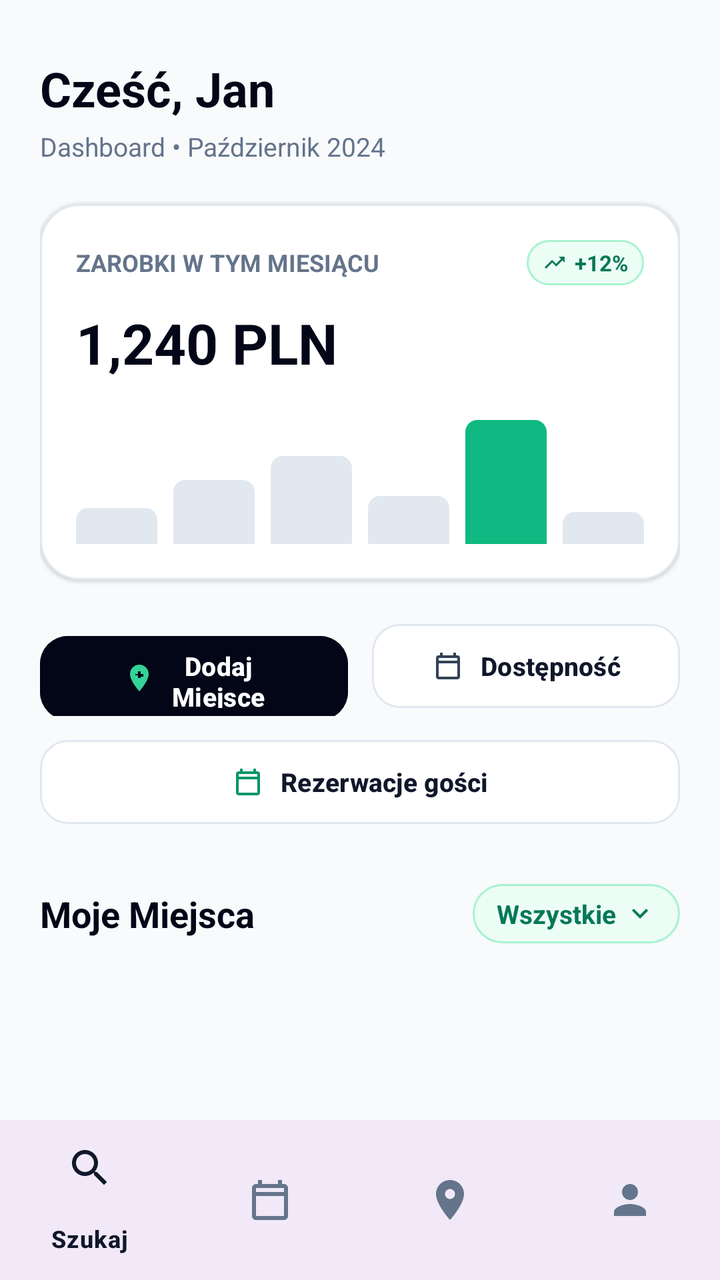
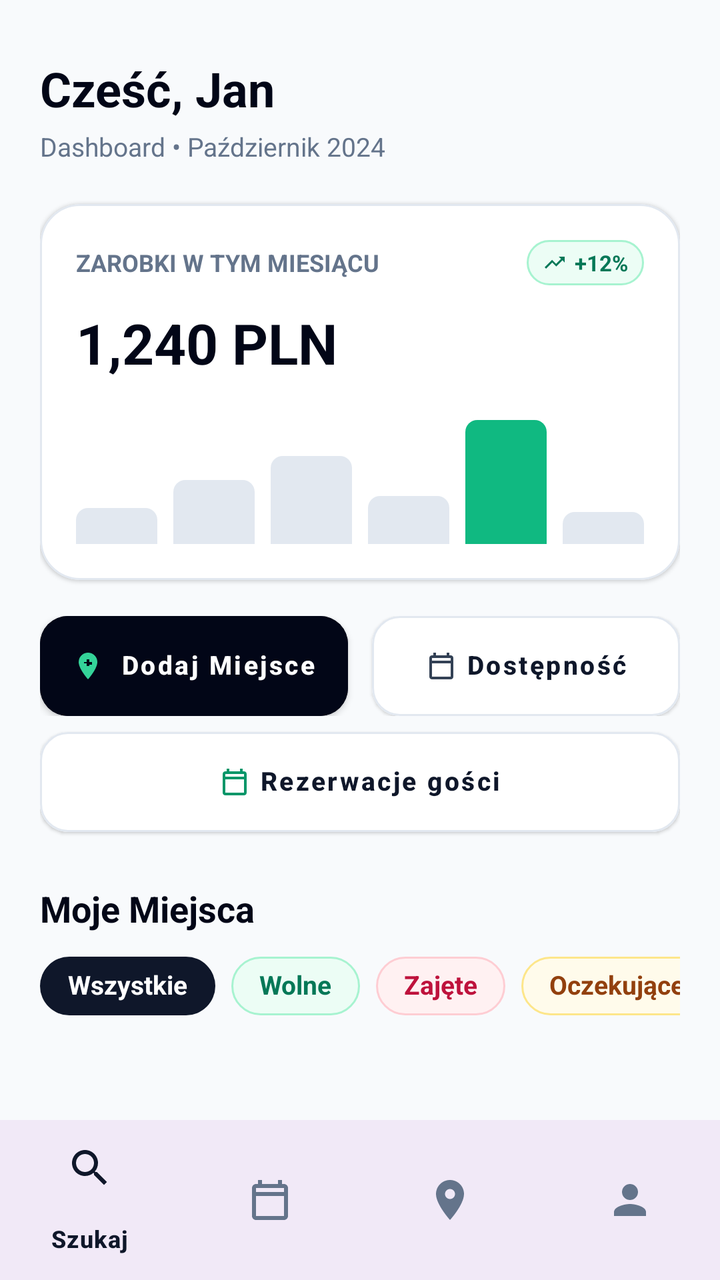

Compare the two renders of this Android layout. The source of the first and the diff that turns it into the second are given below.
<!-- AndroidManifest.xml: application theme Theme.Project -->
<!-- res/layout/activity_places.xml -->
<?xml version="1.0" encoding="utf-8"?>
<androidx.constraintlayout.widget.ConstraintLayout xmlns:android="http://schemas.android.com/apk/res/android"
    xmlns:app="http://schemas.android.com/apk/res-auto"
    xmlns:tools="http://schemas.android.com/tools"
    android:id="@+id/main"
    android:layout_width="match_parent"
    android:layout_height="match_parent"
    android:background="@color/brand_slate_50"
    tools:context=".ui.PlacesActivity">

    <ScrollView
        android:layout_width="0dp"
        android:layout_height="0dp"
        android:fillViewport="true"
        android:overScrollMode="never"
        app:layout_constraintBottom_toTopOf="@id/bottom_navigation"
        app:layout_constraintEnd_toEndOf="parent"
        app:layout_constraintStart_toStartOf="parent"
        app:layout_constraintTop_toTopOf="parent">

        <LinearLayout
            android:layout_width="match_parent"
            android:layout_height="wrap_content"
            android:orientation="vertical"
            android:paddingHorizontal="20dp"
            android:paddingTop="28dp"
            android:paddingBottom="24dp">

            
            <TextView
                android:id="@+id/text_greeting"
                android:layout_width="wrap_content"
                android:layout_height="wrap_content"
                android:text="@string/user_greeting"
                android:textColor="@color/brand_slate_950"
                android:textSize="24sp"
                android:textStyle="bold" />

            <TextView
                android:id="@+id/text_subtitle"
                android:layout_width="wrap_content"
                android:layout_height="wrap_content"
                android:layout_marginTop="4dp"
                android:text="@string/dashboard_subtitle"
                android:textColor="@color/brand_slate_500"
                android:textSize="13sp" />

            
            <com.google.android.material.card.MaterialCardView
                android:id="@+id/card_earnings"
                android:layout_width="match_parent"
                android:layout_height="wrap_content"
                android:layout_marginTop="20dp"
                android:clickable="true"
                android:focusable="true"
                android:foreground="?android:attr/selectableItemBackground"
                app:cardBackgroundColor="@color/card_background"
                app:cardCornerRadius="20dp"
                app:cardElevation="1dp"
                app:strokeColor="@color/brand_slate_200"
                app:strokeWidth="1dp">

                <LinearLayout
                    android:layout_width="match_parent"
                    android:layout_height="wrap_content"
                    android:orientation="vertical"
                    android:padding="18dp">

                    <RelativeLayout
                        android:layout_width="match_parent"
                        android:layout_height="wrap_content">

                        <TextView
                            android:layout_width="wrap_content"
                            android:layout_height="wrap_content"
                            android:layout_alignParentStart="true"
                            android:layout_centerVertical="true"
                            android:text="@string/earnings_title"
                            android:textColor="@color/brand_slate_500"
                            android:textSize="12sp"
                            android:textStyle="bold" />

                        
                        <LinearLayout
                            android:layout_width="wrap_content"
                            android:layout_height="wrap_content"
                            android:layout_alignParentEnd="true"
                            android:background="@drawable/bg_badge_emerald"
                            android:gravity="center"
                            android:orientation="horizontal"
                            android:paddingHorizontal="8dp"
                            android:paddingVertical="4dp">

                            <ImageView
                                android:layout_width="12dp"
                                android:layout_height="12dp"
                                android:contentDescription="@string/earnings_growth"
                                android:src="@drawable/ic_arrow_up"
                                app:tint="@color/brand_emerald_700" />

                            <TextView
                                android:layout_width="wrap_content"
                                android:layout_height="wrap_content"
                                android:layout_marginStart="4dp"
                                android:text="@string/earnings_growth"
                                android:textColor="@color/brand_emerald_700"
                                android:textSize="11sp"
                                android:textStyle="bold" />
                        </LinearLayout>
                    </RelativeLayout>

                    <TextView
                        android:id="@+id/text_earnings_value"
                        android:layout_width="wrap_content"
                        android:layout_height="wrap_content"
                        android:layout_marginTop="10dp"
                        android:text="@string/earnings_value"
                        android:textColor="@color/brand_slate_950"
                        android:textSize="28sp"
                        android:textStyle="bold" />

                    
                    <LinearLayout
                        android:layout_width="match_parent"
                        android:layout_height="64dp"
                        android:layout_marginTop="18dp"
                        android:gravity="bottom"
                        android:orientation="horizontal">

                        <View
                            android:layout_width="0dp"
                            android:layout_height="18dp"
                            android:layout_marginEnd="8dp"
                            android:layout_weight="1"
                            android:background="@drawable/bg_bar_chart_slate" />

                        <View
                            android:layout_width="0dp"
                            android:layout_height="32dp"
                            android:layout_marginEnd="8dp"
                            android:layout_weight="1"
                            android:background="@drawable/bg_bar_chart_slate" />

                        <View
                            android:layout_width="0dp"
                            android:layout_height="44dp"
                            android:layout_marginEnd="8dp"
                            android:layout_weight="1"
                            android:background="@drawable/bg_bar_chart_slate" />

                        <View
                            android:layout_width="0dp"
                            android:layout_height="24dp"
                            android:layout_marginEnd="8dp"
                            android:layout_weight="1"
                            android:background="@drawable/bg_bar_chart_slate" />

                        <View
                            android:layout_width="0dp"
                            android:layout_height="62dp"
                            android:layout_marginEnd="8dp"
                            android:layout_weight="1"
                            android:background="@drawable/bg_bar_chart_emerald" />

                        <View
                            android:layout_width="0dp"
                            android:layout_height="16dp"
                            android:layout_weight="1"
                            android:background="@drawable/bg_bar_chart_slate" />
                    </LinearLayout>
                </LinearLayout>
            </com.google.android.material.card.MaterialCardView>

            
            <LinearLayout
                android:layout_width="match_parent"
                android:layout_height="wrap_content"
                android:layout_marginTop="18dp"
                android:orientation="horizontal">

                <com.google.android.material.button.MaterialButton
                    android:id="@+id/btn_add_place"
                    android:layout_width="0dp"
                    android:layout_height="50dp"
                    android:layout_marginEnd="6dp"
                    android:layout_weight="1"
                    android:backgroundTint="@color/brand_slate_950"
                    android:elevation="2dp"
                    android:text="@string/btn_add_place"
                    android:textAllCaps="false"
                    android:textColor="@color/white"
                    android:textSize="13sp"
                    android:textStyle="bold"
                    app:cornerRadius="14dp"
                    app:icon="@drawable/ic_add_location"
                    app:iconGravity="textStart"
                    app:iconSize="16dp"
                    app:iconTint="@color/brand_emerald_400" />

                <com.google.android.material.button.MaterialButton
                    android:id="@+id/btn_availability"
                    android:layout_width="0dp"
                    android:layout_height="50dp"
                    android:layout_marginStart="6dp"
                    android:layout_weight="1"
                    android:backgroundTint="@color/card_background"
                    android:elevation="1dp"
                    android:text="@string/btn_availability"
                    android:textAllCaps="false"
                    android:textColor="@color/brand_slate_900"
                    android:textSize="13sp"
                    android:textStyle="bold"
                    app:cornerRadius="14dp"
                    app:icon="@drawable/ic_calendar"
                    app:iconGravity="textStart"
                    app:iconSize="16dp"
                    app:iconTint="@color/brand_slate_700"
                    app:strokeColor="@color/brand_slate_200"
                    app:strokeWidth="1dp" />
            </LinearLayout>

            <com.google.android.material.button.MaterialButton
                android:id="@+id/btn_owner_reservations"
                android:layout_width="match_parent"
                android:layout_height="50dp"
                android:layout_marginTop="8dp"
                android:backgroundTint="@color/card_background"
                android:elevation="1dp"
                android:text="@string/btn_owner_reservations"
                android:textAllCaps="false"
                android:textColor="@color/brand_slate_900"
                android:textSize="13sp"
                android:textStyle="bold"
                app:cornerRadius="14dp"
                app:icon="@drawable/ic_reservations"
                app:iconGravity="textStart"
                app:iconSize="16dp"
                app:iconTint="@color/brand_emerald_600"
                app:strokeColor="@color/brand_slate_200"
                app:strokeWidth="1dp" />

            
            <RelativeLayout
                android:layout_width="match_parent"
                android:layout_height="wrap_content"
                android:layout_marginTop="26dp">

                <TextView
                    android:layout_width="wrap_content"
                    android:layout_height="wrap_content"
                    android:layout_alignParentStart="true"
                    android:layout_centerVertical="true"
                    android:layout_toStartOf="@id/btn_places_filter"
                    android:text="@string/my_places_title"
                    android:textColor="@color/brand_slate_950"
                    android:textSize="18sp"
                    android:textStyle="bold" />

                <LinearLayout
                    android:id="@+id/btn_places_filter"
                    android:layout_width="wrap_content"
                    android:layout_height="wrap_content"
                    android:layout_alignParentEnd="true"
                    android:layout_centerVertical="true"
                    android:background="@drawable/bg_badge_emerald"
                    android:clickable="true"
                    android:focusable="true"
                    android:foreground="?attr/selectableItemBackground"
                    android:gravity="center_vertical"
                    android:orientation="horizontal"
                    android:paddingHorizontal="12dp"
                    android:paddingVertical="6dp">

                    <TextView
                        android:id="@+id/text_places_filter_label"
                        android:layout_width="wrap_content"
                        android:layout_height="wrap_content"
                        android:text="@string/link_all"
                        android:textColor="@color/brand_emerald_700"
                        android:textSize="13sp"
                        android:textStyle="bold" />

                    <ImageView
                        android:layout_width="16dp"
                        android:layout_height="16dp"
                        android:layout_marginStart="4dp"
                        android:contentDescription="@string/places_filter_dialog_title"
                        android:src="@drawable/ic_expand_more"
                        app:tint="@color/brand_emerald_700" />
                </LinearLayout>
            </RelativeLayout>

            
            <LinearLayout
                android:id="@+id/container_my_places"
                android:layout_width="match_parent"
                android:layout_height="wrap_content"
                android:layout_marginTop="12dp"
                android:orientation="vertical" />

        </LinearLayout>
    </ScrollView>

    <com.google.android.material.bottomnavigation.BottomNavigationView
        android:id="@+id/bottom_navigation"
        android:layout_width="0dp"
        android:layout_height="wrap_content"
        android:background="?android:attr/windowBackground"
        app:layout_constraintBottom_toBottomOf="parent"
        app:layout_constraintEnd_toEndOf="parent"
        app:layout_constraintStart_toStartOf="parent"
        app:menu="@menu/bottom_nav_menu" />

</androidx.constraintlayout.widget.ConstraintLayout>
<!-- resources referenced by this layout -->
<resources>
  <color name="brand_emerald_400">#34D399</color>
  <color name="brand_emerald_600">#059669</color>
  <color name="brand_emerald_700">#047857</color>
  <color name="brand_slate_200">#E2E8F0</color>
  <color name="brand_slate_50">#F8FAFC</color>
  <color name="brand_slate_500">#64748B</color>
  <color name="brand_slate_700">#334155</color>
  <color name="brand_slate_900">#0F172A</color>
  <color name="brand_slate_950">#020617</color>
  <color name="card_background">#FFFFFF</color>
  <color name="white">#FFFFFFFF</color>
  <!-- drawable ic_expand_more (drawable) -->
  <?xml version="1.0" encoding="utf-8"?>
  <vector xmlns:android="http://schemas.android.com/apk/res/android"
      android:width="24dp"
      android:height="24dp"
      android:viewportWidth="24"
      android:viewportHeight="24">
      <path
          android:fillColor="#FF000000"
          android:pathData="M16.59,8.59L12,13.17 7.41,8.59 6,10l6,6 6,-6z" />
  </vector>
  <string name="btn_add_place">Dodaj Miejsce</string>
  <string name="btn_availability">Dostępność</string>
  <string name="btn_owner_reservations">Rezerwacje gości</string>
  <string name="dashboard_subtitle">Dashboard • Październik 2024</string>
  <string name="earnings_growth">+12%</string>
  <string name="earnings_title">ZAROBKI W TYM MIESIĄCU</string>
  <string name="earnings_value">1,240 PLN</string>
  <string name="link_all">Wszystkie</string>
  <string name="my_places_title">Moje Miejsca</string>
  <string name="places_filter_dialog_title">Filtruj moje miejsca</string>
  <string name="user_greeting">Cześć, Jan</string>
  <style name="Theme.Project" parent="Base.Theme.Project" />
  <color name="brand_emerald_50">#ECFDF5</color>
  <color name="brand_emerald_200">#A7F3D0</color>
  <color name="brand_emerald_500">#10B981</color>
  <style name="Base.Theme.Project" parent="Theme.Material3.DayNight.NoActionBar">
          <item name="bottomNavigationStyle">@style/Widget.App.BottomNavigationView</item>
      </style>
  <color name="green_mint_pill">#52F7A9</color>
  <!-- unchanged entries left out for length: 9 -->
</resources>

<!-- the commit's change to res/layout/activity_places.xml (unified diff, before → after) -->
@@ -180,12 +180,17 @@
 
                 <com.google.android.material.button.MaterialButton
                     android:id="@+id/btn_add_place"
+                    style="@style/Widget.MaterialComponents.Button.UnelevatedButton"
                     android:layout_width="0dp"
                     android:layout_height="50dp"
                     android:layout_marginEnd="6dp"
                     android:layout_weight="1"
                     android:backgroundTint="@color/brand_slate_950"
                     android:elevation="2dp"
+                    android:gravity="center"
+                    android:includeFontPadding="false"
+                    android:insetTop="0dp"
+                    android:insetBottom="0dp"
                     android:text="@string/btn_add_place"
                     android:textAllCaps="false"
                     android:textColor="@color/white"
@@ -199,12 +204,17 @@
 
                 <com.google.android.material.button.MaterialButton
                     android:id="@+id/btn_availability"
+                    style="@style/Widget.MaterialComponents.Button.OutlinedButton"
                     android:layout_width="0dp"
                     android:layout_height="50dp"
                     android:layout_marginStart="6dp"
                     android:layout_weight="1"
                     android:backgroundTint="@color/card_background"
                     android:elevation="1dp"
+                    android:gravity="center"
+                    android:includeFontPadding="false"
+                    android:insetTop="0dp"
+                    android:insetBottom="0dp"
                     android:text="@string/btn_availability"
                     android:textAllCaps="false"
                     android:textColor="@color/brand_slate_900"
@@ -221,11 +231,16 @@
 
             <com.google.android.material.button.MaterialButton
                 android:id="@+id/btn_owner_reservations"
+                style="@style/Widget.MaterialComponents.Button.OutlinedButton"
                 android:layout_width="match_parent"
                 android:layout_height="50dp"
                 android:layout_marginTop="8dp"
                 android:backgroundTint="@color/card_background"
                 android:elevation="1dp"
+                android:gravity="center"
+                android:includeFontPadding="false"
+                android:insetTop="0dp"
+                android:insetBottom="0dp"
                 android:text="@string/btn_owner_reservations"
                 android:textAllCaps="false"
                 android:textColor="@color/brand_slate_900"
@@ -240,55 +255,106 @@
                 app:strokeWidth="1dp" />
 
             
-            <RelativeLayout
-                android:layout_width="match_parent"
-                android:layout_height="wrap_content"
-                android:layout_marginTop="26dp">
-
-                <TextView
+            <TextView
+                android:layout_width="wrap_content"
+                android:layout_height="wrap_content"
+                android:layout_marginTop="26dp"
+                android:text="@string/my_places_title"
+                android:textColor="@color/brand_slate_950"
+                android:textSize="18sp"
+                android:textStyle="bold" />
+
+            
+            <HorizontalScrollView
+                android:id="@+id/scroll_places_filters"
+                android:layout_width="match_parent"
+                android:layout_height="wrap_content"
+                android:layout_marginTop="12dp"
+                android:overScrollMode="never"
+                android:scrollbars="none">
+
+                <LinearLayout
                     android:layout_width="wrap_content"
                     android:layout_height="wrap_content"
-                    android:layout_alignParentStart="true"
-                    android:layout_centerVertical="true"
-                    android:layout_toStartOf="@id/btn_places_filter"
-                    android:text="@string/my_places_title"
-                    android:textColor="@color/brand_slate_950"
-                    android:textSize="18sp"
-                    android:textStyle="bold" />
-
-                <LinearLayout
-                    android:id="@+id/btn_places_filter"
-                    android:layout_width="wrap_content"
-                    android:layout_height="wrap_content"
-                    android:layout_alignParentEnd="true"
-                    android:layout_centerVertical="true"
-                    android:background="@drawable/bg_badge_emerald"
-                    android:clickable="true"
-                    android:focusable="true"
-                    android:foreground="?attr/selectableItemBackground"
                     android:gravity="center_vertical"
-                    android:orientation="horizontal"
-                    android:paddingHorizontal="12dp"
-                    android:paddingVertical="6dp">
-
-                    <TextView
-                        android:id="@+id/text_places_filter_label"
-                        android:layout_width="wrap_content"
-                        android:layout_height="wrap_content"
-                        android:text="@string/link_all"
+                    android:orientation="horizontal">
+
+                    
+                    <TextView
+                        android:id="@+id/tab_filter_all"
+                        android:layout_width="wrap_content"
+                        android:layout_height="wrap_content"
+                        android:background="@drawable/bg_filter_all_active"
+                        android:clickable="true"
+                        android:focusable="true"
+                        android:foreground="?attr/selectableItemBackground"
+                        android:gravity="center"
+                        android:includeFontPadding="false"
+                        android:paddingHorizontal="14dp"
+                        android:paddingVertical="7dp"
+                        android:text="@string/places_filter_all"
+                        android:textColor="@color/white"
+                        android:textSize="13sp"
+                        android:textStyle="bold" />
+
+                    
+                    <TextView
+                        android:id="@+id/tab_filter_free"
+                        android:layout_width="wrap_content"
+                        android:layout_height="wrap_content"
+                        android:layout_marginStart="8dp"
+                        android:background="@drawable/bg_badge_emerald"
+                        android:clickable="true"
+                        android:focusable="true"
+                        android:foreground="?attr/selectableItemBackground"
+                        android:gravity="center"
+                        android:includeFontPadding="false"
+                        android:paddingHorizontal="14dp"
+                        android:paddingVertical="7dp"
+                        android:text="@string/places_filter_free"
                         android:textColor="@color/brand_emerald_700"
                         android:textSize="13sp"
                         android:textStyle="bold" />
 
-                    <ImageView
-                        android:layout_width="16dp"
-                        android:layout_height="16dp"
-                        android:layout_marginStart="4dp"
-                        android:contentDescription="@string/places_filter_dialog_title"
-                        android:src="@drawable/ic_expand_more"
-                        app:tint="@color/brand_emerald_700" />
+                    
+                    <TextView
+                        android:id="@+id/tab_filter_occupied"
+                        android:layout_width="wrap_content"
+                        android:layout_height="wrap_content"
+                        android:layout_marginStart="8dp"
+                        android:background="@drawable/bg_badge_rose"
+                        android:clickable="true"
+                        android:focusable="true"
+                        android:foreground="?attr/selectableItemBackground"
+                        android:gravity="center"
+                        android:includeFontPadding="false"
+                        android:paddingHorizontal="14dp"
+                        android:paddingVertical="7dp"
+                        android:text="@string/places_filter_occupied"
+                        android:textColor="@color/brand_rose_700"
+                        android:textSize="13sp"
+                        android:textStyle="bold" />
+
+                    
+                    <TextView
+                        android:id="@+id/tab_filter_pending"
+                        android:layout_width="wrap_content"
+                        android:layout_height="wrap_content"
+                        android:layout_marginStart="8dp"
+                        android:background="@drawable/bg_badge_amber"
+                        android:clickable="true"
+                        android:focusable="true"
+                        android:foreground="?attr/selectableItemBackground"
+                        android:gravity="center"
+                        android:includeFontPadding="false"
+                        android:paddingHorizontal="14dp"
+                        android:paddingVertical="7dp"
+                        android:text="@string/tab_pending"
+                        android:textColor="@color/brand_amber_800"
+                        android:textSize="13sp"
+                        android:textStyle="bold" />
                 </LinearLayout>
-            </RelativeLayout>
+            </HorizontalScrollView>
 
             
             <LinearLayout
<!-- resource entries referenced after the edit -->
@@ -1,8 +1,10 @@
 <!-- resources referenced by this layout -->
 <resources>
+  <color name="brand_amber_800">#92400E</color>
   <color name="brand_emerald_400">#34D399</color>
   <color name="brand_emerald_600">#059669</color>
   <color name="brand_emerald_700">#047857</color>
+  <color name="brand_rose_700">#BE123C</color>
   <color name="brand_slate_200">#E2E8F0</color>
   <color name="brand_slate_50">#F8FAFC</color>
   <color name="brand_slate_500">#64748B</color>
@@ -11,17 +13,33 @@
   <color name="brand_slate_950">#020617</color>
   <color name="card_background">#FFFFFF</color>
   <color name="white">#FFFFFFFF</color>
-  <!-- drawable ic_expand_more (drawable) -->
+  <!-- drawable bg_badge_amber (drawable) -->
   <?xml version="1.0" encoding="utf-8"?>
-  <vector xmlns:android="http://schemas.android.com/apk/res/android"
-      android:width="24dp"
-      android:height="24dp"
-      android:viewportWidth="24"
-      android:viewportHeight="24">
-      <path
-          android:fillColor="#FF000000"
-          android:pathData="M16.59,8.59L12,13.17 7.41,8.59 6,10l6,6 6,-6z" />
-  </vector>
+  <shape xmlns:android="http://schemas.android.com/apk/res/android"
+      android:shape="rectangle">
+      <solid android:color="@color/brand_amber_50" />
+      <stroke
+          android:width="1dp"
+          android:color="@color/brand_amber_200" />
+      <corners android:radius="999dp" />
+  </shape>
+  <!-- drawable bg_badge_rose (drawable) -->
+  <?xml version="1.0" encoding="utf-8"?>
+  <shape xmlns:android="http://schemas.android.com/apk/res/android"
+      android:shape="rectangle">
+      <solid android:color="@color/brand_rose_50" />
+      <stroke
+          android:width="1dp"
+          android:color="@color/brand_rose_200" />
+      <corners android:radius="999dp" />
+  </shape>
+  <!-- drawable bg_filter_all_active (drawable) -->
+  <?xml version="1.0" encoding="utf-8"?>
+  <shape xmlns:android="http://schemas.android.com/apk/res/android"
+      android:shape="rectangle">
+      <solid android:color="@color/brand_slate_900" />
+      <corners android:radius="999dp" />
+  </shape>
   <string name="btn_add_place">Dodaj Miejsce</string>
   <string name="btn_availability">Dostępność</string>
   <string name="btn_owner_reservations">Rezerwacje gości</string>
@@ -29,16 +47,36 @@
   <string name="earnings_growth">+12%</string>
   <string name="earnings_title">ZAROBKI W TYM MIESIĄCU</string>
   <string name="earnings_value">1,240 PLN</string>
-  <string name="link_all">Wszystkie</string>
   <string name="my_places_title">Moje Miejsca</string>
-  <string name="places_filter_dialog_title">Filtruj moje miejsca</string>
+  <string name="places_filter_all">Wszystkie</string>
+  <string name="places_filter_free">Wolne</string>
+  <string name="places_filter_occupied">Zajęte</string>
+  <string name="tab_pending">Oczekujące</string>
   <string name="user_greeting">Cześć, Jan</string>
   <style name="Theme.Project" parent="Base.Theme.Project" />
+  <color name="brand_amber_50">#FFFBEB</color>
+  <color name="brand_amber_200">#FDE68A</color>
   <color name="brand_emerald_50">#ECFDF5</color>
   <color name="brand_emerald_200">#A7F3D0</color>
+  <color name="brand_rose_50">#FFF1F2</color>
+  <color name="brand_rose_200">#FECDD3</color>
   <color name="brand_emerald_500">#10B981</color>
   <style name="Base.Theme.Project" parent="Theme.Material3.DayNight.NoActionBar">
           <item name="bottomNavigationStyle">@style/Widget.App.BottomNavigationView</item>
+          <item name="materialButtonStyle">@style/Widget.App.Button</item>
+          <item name="materialButtonOutlinedStyle">@style/Widget.App.Button.Outlined</item>
+      </style>
+  <style name="Widget.App.Button" parent="Widget.MaterialComponents.Button.UnelevatedButton">
+          <item name="android:gravity">center</item>
+          <item name="android:includeFontPadding">false</item>
+          <item name="android:insetTop">0dp</item>
+          <item name="android:insetBottom">0dp</item>
+      </style>
+  <style name="Widget.App.Button.Outlined" parent="Widget.MaterialComponents.Button.OutlinedButton">
+          <item name="android:gravity">center</item>
+          <item name="android:includeFontPadding">false</item>
+          <item name="android:insetTop">0dp</item>
+          <item name="android:insetBottom">0dp</item>
       </style>
   <color name="green_mint_pill">#52F7A9</color>
   <!-- unchanged entries left out for length: 9 -->
